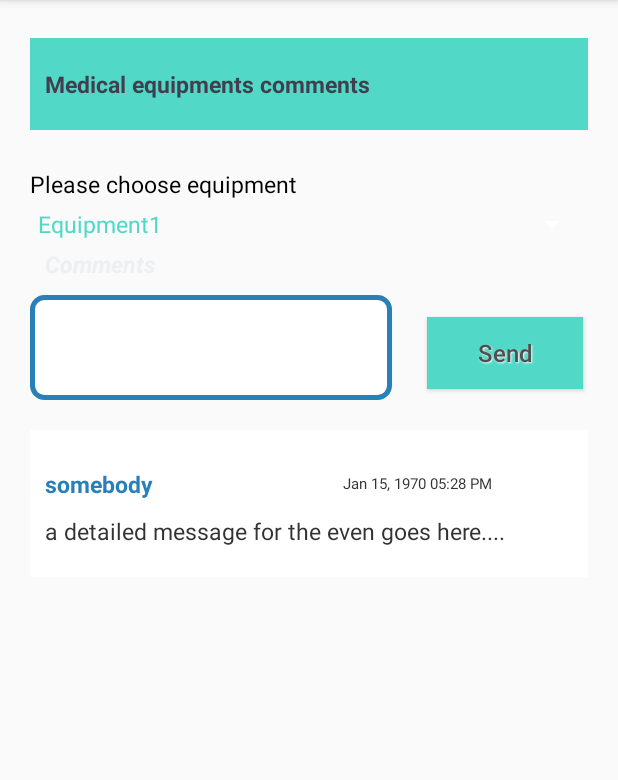
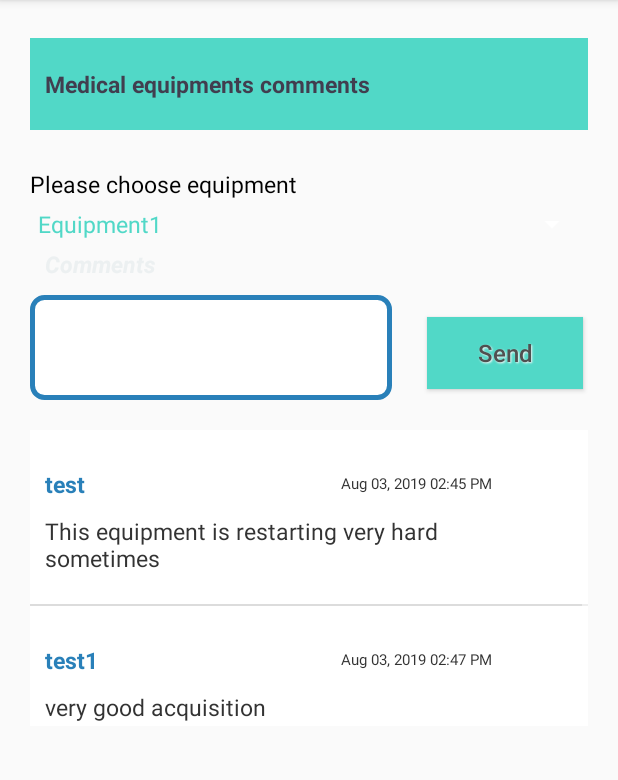
Before and after one commit to baramadalina/Android, an Android app: the CommentsFragment screen opened directly, with no data from a screen before it, on a phone screen of 412 x 824 dp, the part 84-864 px from its top. Run offline under Robolectric (Android 15) with nearby library versions, the phone set to English and light mode, and no system bars.

Commit message:
add table comment and his corresponding columns *add implementation for add and list comments for a specific equipment

```diff
--- a/app/src/main/java/com/androidtutorialshub/loginregister/activities/demo/CommentsFragment.java
+++ b/app/src/main/java/com/androidtutorialshub/loginregister/activities/demo/CommentsFragment.java
@@ -18,6 +18,13 @@ import android.widget.Toast;
 
 import com.androidtutorialshub.loginregister.R;
 import com.androidtutorialshub.loginregister.activities.InventoryCommentsActivity;
+import com.androidtutorialshub.loginregister.model.Comment;
+import com.androidtutorialshub.loginregister.sql.CommentSqlCommander;
+import com.androidtutorialshub.loginregister.sql.DatabaseHelper;
+
+import org.json.JSONArray;
+import org.json.JSONException;
+import org.json.JSONObject;
 
 import java.util.ArrayList;
 import java.util.HashMap;
@@ -34,11 +41,13 @@ public class CommentsFragment extends Fragment implements TaskProvider {
     private Button btnCommentSend;
     private EditText etCommentbody;
     private InventoryCommentsActivity mActivity;
+    private DatabaseHelper databaseHelper;
+    private CommentSqlCommander commentSqlCommander;
 
     private List<Comment> commentsList;
     private List<Comment> oldCommentsList = new ArrayList<>();
 
-    private PeriodicAsyncTask<GetCommentsTask> periodicCommentsRefresh;
+    private PeriodicAsyncTask<GetEquipmentCommentsTask> periodicCommentsRefresh;
 
     public CommentsFragment() {
         // Required empty public constructor
@@ -49,6 +58,8 @@ public class CommentsFragment extends Fragment implements TaskProvider {
         super.onCreate(savedInstanceState);
 
         mActivity = (InventoryCommentsActivity) getActivity();
+        databaseHelper = new DatabaseHelper(getContext());
+        commentSqlCommander = new CommentSqlCommander(databaseHelper);
     }
 
     @Override
@@ -75,7 +86,7 @@ public class CommentsFragment extends Fragment implements TaskProvider {
 
     @Override
     public AsyncTask<Void, ?, ?> getTask(int num) {
-        return new GetCommentsTask();
+        return new GetEquipmentCommentsTask();
     }
 
     @Override
@@ -95,8 +106,8 @@ public class CommentsFragment extends Fragment implements TaskProvider {
                             .show();
                     return;
                 }
-                AddCommentTask addCommentTask = new AddCommentTask();
-                addCommentTask.execute(commentBody);
+                AddCommentForEquipmentTask addCommentForEquipmentTask = new AddCommentForEquipmentTask();
+                addCommentForEquipmentTask.execute(commentBody);
             }
         });
         etCommentbody = (EditText) rootView.findViewById(R.id.etCommentBody);
@@ -161,42 +172,54 @@ public class CommentsFragment extends Fragment implements TaskProvider {
         listView.requestLayout();
     }
 
+    public String createJSONFromCommentsList(List<Comment> commentsList) throws JSONException {
+        final JSONArray comments = new JSONArray();
+        for (Comment comment : commentsList) {
+            final JSONObject c = new JSONObject();
+            c.put("id", comment.getId());
+            c.put("equipment_id", comment.getEquipmentID());
+            c.put("author_id", comment.getAuthorID());
+            c.put("content", comment.getContent());
+            c.put("author_name", comment.getAuthorName());
+            c.put("created_at", comment.getCreatedAtTimestamp());
+            comments.put(c);
+        }
+        return new JSONObject()
+                .put("comments", comments)
+                .toString();
+    }
 
-    private class GetCommentsTask extends AsyncTask<Void, Void, String> {
-        private final String QUERY_EVENT_ID = "event_id";
+    public String createJSONFromComment(Comment comment) throws JSONException {
+        final JSONObject c = new JSONObject();
+        c.put("id", comment.getId());
+        c.put("equipment_id", comment.getEquipmentID());
+        c.put("author_id", comment.getAuthorID());
+        c.put("content", comment.getContent());
+        c.put("author_name", comment.getAuthorName());
+        c.put("created_at", comment.getCreatedAtTimestamp());
+        JSONObject mainObj = new JSONObject();
+        mainObj.put("comment", c);
+        return mainObj.toString();
+    }
 
-        private final String LOG_TAG = GetCommentsTask.class.getSimpleName();
-        private final String ROUTE = "comments";
+
+    private class GetEquipmentCommentsTask extends AsyncTask<Void, Void, String> {
+
+        private final String LOG_TAG = GetEquipmentCommentsTask.class.getSimpleName();
 
         // constructor to solve instantiation problem in PeriodicAsyncTask
-        public GetCommentsTask() {
-        }
+        public GetEquipmentCommentsTask() {}
 
         @Override
         protected String doInBackground(Void... params) {
-            //HTTPManager httpManager = new HTTPManager();
-            HashMap<String, String> header = new HashMap<>();
-            header.put("Authorization",
-                    new PreferencesManager(getActivity(), null)
-                            .getApiKey());
-
-            HashMap<String, String> queryParamsMap = new HashMap<>();
-            String eventIdStr = Integer.toString(mActivity.getSelectedEquipmentId());
-            queryParamsMap.put(QUERY_EVENT_ID, eventIdStr);
-
-            //String jsonResponse = httpManager.get(ROUTE, header, queryParamsMap);
-            String jsonResponse = "{\n" +
-                    "\t\"error\": false,\n" +
-                    "\t\"comments\": [{\n" +
-                    "\t\t\"id\": 3,\n" +
-                    "\t\t\"event_id\": 6,\n" +
-                    "\t\t\"author_id\": 2,\n" +
-                    "\t\t\"content\": \"a detailed message for the even goes here....\",\n" +
-                    "\t\t\"author_name\": \"somebody\",\n" +
-                    "\t\t\"created_at\": \"1272509157\"\n" +
-                    "\t}]\n" +
-                    "}";
-            Log.v(LOG_TAG, "GetCommentsTask jsonResponse: " + jsonResponse);
+            List<Comment> commentListFromDb = commentSqlCommander.getCommentsForEquipmentId(mActivity.getSelectedEquipmentId());
+            String jsonResponse = null;
+            try {
+                jsonResponse = createJSONFromCommentsList(commentListFromDb);
+            } catch (JSONException e) {
+                e.printStackTrace();
+            }
+            Log.v(LOG_TAG, "GetCommentsForEquipments jsonResponse: " + jsonResponse);
             return jsonResponse;
         }
 
@@ -218,44 +241,29 @@ public class CommentsFragment extends Fragment implements TaskProvider {
         }
     }
 
-    private class AddCommentTask extends AsyncTask<String, Void, String> {
-        private final String PAYLOAD_EVENT_ID = "event_id";
-        private final String PAYLOAD_CONTENT = "content";
-        private final String LOG_TAG = AddCommentTask.class.getSimpleName();
-        private final String ROUTE = "comments";
+    private class AddCommentForEquipmentTask extends AsyncTask<String, Void, String> {
+        private final String LOG_TAG = AddCommentForEquipmentTask.class.getSimpleName();
 
         @Override
         protected String doInBackground(String... params) {
             String content = params[0];
-
-            //HTTPManager httpManager = new HTTPManager();
-            HashMap<String, String> header = new HashMap<>();
-            header.put("Authorization",
-                    new PreferencesManager(getActivity(), null)
-                            .getApiKey());
-
-            HashMap<String, String> payload = new HashMap<>();
-            String eventIdStr = Integer.toString(mActivity.getSelectedEquipmentId());
-
-            payload.put(PAYLOAD_EVENT_ID, eventIdStr);
-            payload.put(PAYLOAD_CONTENT, content);
-
-            //String jsonResponse = httpManager.post(ROUTE, header, payload);
-            String jsonResponse = "{\n" +
-                    "\t\"error\": false,\n" +
-                    "\t\"comments\": {\n" +
-                    "\t\t\"id\": 3,\n" +
-                    "\t\t\"event_id\": 6,\n" +
-                    "\t\t\"author_id\": 2,\n" +
-                    "\t\t\"content\": \"added comment\",\n" +
-                    "\t\t\"author_name\": \"somebody\",\n" +
-                    "\t\t\"created_at\": \"1272509157\"\n" +
-                    "\t}\n" +
-                    "}";
-            Log.v(LOG_TAG, "AddComment jsonResponse: " + jsonResponse);
-
+            int equipmentId = mActivity.getSelectedEquipmentId();
+            Comment newComment = new Comment();
+            newComment.setAuthorID(1);
+            newComment.setAuthorName("test");
+            newComment.setContent(content);
+            newComment.setCreatedAtTimestamp(System.currentTimeMillis());
+            newComment.setEquipmentID(equipmentId);
+            commentSqlCommander.addComment(newComment);
+            //final Comment addedComment = commentSqlCommander.getLastAddedComment(equipmentId);
+            String jsonResponse = null;
+            try {
+                jsonResponse = createJSONFromComment(newComment);
+            } catch (JSONException e) {
+                e.printStackTrace();
+            }
+            Log.v(LOG_TAG, "AddedComment jsonResponse: " + jsonResponse);
             return jsonResponse;
-
         }
 
         @Override
--- a/app/src/main/java/com/androidtutorialshub/loginregister/activities/demo/JsonParser.java
+++ b/app/src/main/java/com/androidtutorialshub/loginregister/activities/demo/JsonParser.java
@@ -1,5 +1,6 @@
 package com.androidtutorialshub.loginregister.activities.demo;
 
+import com.androidtutorialshub.loginregister.model.Comment;
 import com.androidtutorialshub.loginregister.model.Reservation;
 import com.androidtutorialshub.loginregister.model.User;
 import com.androidtutorialshub.loginregister.sql.DatabaseHelper;
@@ -169,8 +170,6 @@ public class JsonParser {
     public static List<Comment> parseComments(String jsonStr) throws JsonParserException {
         try {
             JSONObject jsonObject = new JSONObject(jsonStr);
-            checkError(jsonObject);
-
             JSONArray commentsJsonArray = jsonObject.getJSONArray(API_COMMENTS_ARRAY);
 
             List<Comment> commentsList = new ArrayList<>();
@@ -191,7 +190,6 @@ public class JsonParser {
     public static Comment parseAddComment(String jsonStr) throws JsonParserException {
         try {
             JSONObject jsonObject = new JSONObject(jsonStr);
-            checkError(jsonObject);
 
             JSONObject commentJson = jsonObject.getJSONObject(API_COMMENT);
             return helperParseComment(commentJson);
@@ -226,13 +224,13 @@ public class JsonParser {
 
     private static Comment helperParseComment(JSONObject commentJson) throws JSONException {
         int id = commentJson.getInt(Comment.API_ID);
-        int eventId = commentJson.getInt(Comment.API_EVENT_ID);
+        int equipmentId = commentJson.getInt(Comment.API_EQUIPMENT_ID);
         int authorId = commentJson.getInt(Comment.API_AUTHOR_ID);
         String content = commentJson.getString(Comment.API_CONTENT);
         String authorName = commentJson.getString(Comment.API_AUTHOR_NAME);
         Long createdAtTimestamp = commentJson.getLong(Comment.API_CREATED_AT);
 
-        return new Comment(id, authorId, eventId, content,
+        return new Comment(id, authorId, equipmentId, content,
                 authorName, createdAtTimestamp);
     }
 
--- a/app/src/main/java/com/androidtutorialshub/loginregister/activities/demo/Comment.java
+++ b/app/src/main/java/com/androidtutorialshub/loginregister/model/Comment.java
@@ -1,7 +1,9 @@
-package com.androidtutorialshub.loginregister.activities.demo;
+package com.androidtutorialshub.loginregister.model;
 
 import android.os.Parcel;
 import android.os.Parcelable;
+
+import com.androidtutorialshub.loginregister.activities.demo.DateManager;
 
 /**
  * Created by Madalina Bara on 8/04/2019.
@@ -9,23 +11,25 @@ import android.os.Parcelable;
 public class Comment implements Parcelable {
     public static final String API_ID = "id";
     public static final String API_AUTHOR_ID = "author_id";
-    public static final String API_EVENT_ID = "event_id";
+    public static final String API_EQUIPMENT_ID = "equipment_id";
     public static final String API_CONTENT = "content";
     public static final String API_CREATED_AT = "created_at";
     public static final String API_AUTHOR_NAME = "author_name";
 
     private int id;
     private int authorID;
-    private int eventID;
+    private int equipmentID;
     private String content;
     private String authorName;
     private Long createdAtTimestamp;
     private DateManager mDateManager;
 
-    public Comment(int id, int authorID, int eventID, String content, String authorName, Long createdAtTimestamp) {
+    public Comment() {}
+
+    public Comment(int id, int authorID, int equipmentID, String content, String authorName, Long createdAtTimestamp) {
         this.id = id;
         this.authorID = authorID;
-        this.eventID = eventID;
+        this.equipmentID = equipmentID;
         this.content = content;
         this.authorName = authorName;
         this.createdAtTimestamp = createdAtTimestamp;
@@ -35,7 +39,7 @@ public class Comment implements Parcelable {
     protected Comment(Parcel in) {
         id = in.readInt();
         authorID = in.readInt();
-        eventID = in.readInt();
+        equipmentID = in.readInt();
         content = in.readString();
         authorName = in.readString();
         if (in.readByte() == 0) {
@@ -44,18 +48,6 @@ public class Comment implements Parcelable {
             createdAtTimestamp = in.readLong();
         }
     }
-
-    public static final Creator<Comment> CREATOR = new Creator<Comment>() {
-        @Override
-        public Comment createFromParcel(Parcel in) {
-            return new Comment(in);
-        }
-
-        @Override
-        public Comment[] newArray(int size) {
-            return new Comment[size];
-        }
-    };
 
     public int getId() {
         return id;
@@ -73,12 +65,12 @@ public class Comment implements Parcelable {
         this.authorID = authorID;
     }
 
-    public int getEventID() {
-        return eventID;
+    public int getEquipmentID() {
+        return equipmentID;
     }
 
-    public void setEventID(int eventID) {
-        this.eventID = eventID;
+    public void setEquipmentID(int equipmentID) {
+        this.equipmentID = equipmentID;
     }
 
     public String getContent() {
@@ -117,6 +109,18 @@ public class Comment implements Parcelable {
         return mDateManager.getReadableDateTimeString(createdAtTimestamp);
     }
 
+    public static final Creator<Comment> CREATOR = new Creator<Comment>() {
+        @Override
+        public Comment createFromParcel(Parcel in) {
+            return new Comment(in);
+        }
+
+        @Override
+        public Comment[] newArray(int size) {
+            return new Comment[size];
+        }
+    };
+
     @Override
     public int describeContents() {
         return 0;
@@ -126,7 +130,7 @@ public class Comment implements Parcelable {
     public void writeToParcel(Parcel dest, int flags) {
         dest.writeInt(id);
         dest.writeInt(authorID);
-        dest.writeInt(eventID);
+        dest.writeInt(equipmentID);
         dest.writeString(content);
         dest.writeString(authorName);
         if (createdAtTimestamp == null) {
@@ -142,7 +146,7 @@ public class Comment implements Parcelable {
         final StringBuilder sb = new StringBuilder("Comment{");
         sb.append("id=").append(id);
         sb.append(", authorID=").append(authorID);
-        sb.append(", eventID=").append(eventID);
+        sb.append(", equipmentID=").append(equipmentID);
         sb.append(", content='").append(content).append('\'');
         sb.append(", authorName='").append(authorName).append('\'');
         sb.append(", createdAtTimestamp=").append(createdAtTimestamp);
--- /dev/null
+++ b/app/src/main/java/com/androidtutorialshub/loginregister/sql/CommentSqlCommander.java
@@ -0,0 +1,134 @@
+package com.androidtutorialshub.loginregister.sql;
+
+import android.content.ContentValues;
+import android.database.Cursor;
+import android.database.sqlite.SQLiteDatabase;
+import android.database.sqlite.SQLiteOpenHelper;
+
+import com.androidtutorialshub.loginregister.model.Comment;
+
+import java.util.ArrayList;
+import java.util.List;
+import java.util.Random;
+
+public class CommentSqlCommander {
+
+    private SQLiteOpenHelper sqLiteOpenHelper;
+
+    public CommentSqlCommander(SQLiteOpenHelper sqLiteOpenHelper) {
+        this.sqLiteOpenHelper = sqLiteOpenHelper;
+    }
+
+    /**
+     * Adding new comment to a specific equipment
+     *
+     * @param comment an object of type {@code Comment}
+     */
+    public void addComment(Comment comment) {
+        SQLiteDatabase db = sqLiteOpenHelper.getWritableDatabase();
+        ContentValues values = new ContentValues();
+        Random r = new Random();
+/*            int commentId = r.nextInt(10000 - 1) + 1;
+            values.put(DatabaseHelper.COMMENT_ID, commentId);*/
+        values.put(DatabaseHelper.COMMENT_AUTHOR_ID, comment.getAuthorID());
+        values.put(DatabaseHelper.COMMENT_AUTHOR_NAME, comment.getAuthorName());
+        values.put(DatabaseHelper.COMMENT_EQUIPMENT_ID, comment.getEquipmentID());
+        values.put(DatabaseHelper.COMMENT_CONTENT, comment.getContent());
+        values.put(DatabaseHelper.COMMENT_CREATED_AT, comment.getCreatedAtTimestamp());
+        try {
+            // Inserting Row
+            db.insert(DatabaseHelper.TABLE_COMMENT, null, values);
+        } catch (Exception e) {
+            int commentId = r.nextInt(10000 - 1) + 1;
+            values.put(DatabaseHelper.COMMENT_ID, commentId);
+            db.insert(DatabaseHelper.TABLE_COMMENT, null, values);
+        } finally {
+            // Closing database connection
+            db.close();
+        }
+    }
+
+    /**
+     * Getting Comments for a specific equipment
+     *
+     * @return comments list of object of type {@code List<Comment>}
+     */
+    public List<Comment> getCommentsForEquipmentId(int equipmentId) {
+        List<Comment> commentList = new ArrayList<>();
+        // Select All Query
+        String selectQuery = "SELECT * FROM " + DatabaseHelper.TABLE_COMMENT + " WHERE " + DatabaseHelper.COMMENT_EQUIPMENT_ID + "=" + equipmentId;
+        SQLiteDatabase db = sqLiteOpenHelper.getWritableDatabase();
+        Cursor cursor = db.rawQuery(selectQuery, null);
+        // looping through all rows and adding to list
+        if (cursor.moveToFirst()) {
+            do {
+                final Comment comment = new Comment();
+                comment.setId(Integer.parseInt(cursor.getString(0)));
+                comment.setAuthorID(cursor.getInt(1));
+                comment.setAuthorName(cursor.getString(2));
+                comment.setEquipmentID(cursor.getInt(3));
+                comment.setContent(cursor.getString(4));
+                comment.setCreatedAtTimestamp(Long.parseLong(cursor.getString(5)));
+
+                // Adding comment to list
+                commentList.add(comment);
+            } while (cursor.moveToNext());
+        }
+        db.close();
+        // return comment events list
+        return commentList;
+    }
+
+    // Getting the last added comment for a specific equipment
+    public Comment getLastAddedComment(int equipmentId) {
+        SQLiteDatabase db = sqLiteOpenHelper.getReadableDatabase();
+        Cursor cursor = db.query(DatabaseHelper.TABLE_COMMENT, new String[]{DatabaseHelper.COMMENT_ID, DatabaseHelper.COMMENT_AUTHOR_ID,
+                        DatabaseHelper.COMMENT_EQUIPMENT_ID, DatabaseHelper.COMMENT_CONTENT, DatabaseHelper.COMMENT_AUTHOR_NAME, DatabaseHelper.COMMENT_CREATED_AT},
+                DatabaseHelper.COMMENT_CREATED_AT + "=?",
+                new String[]{String.valueOf(equipmentId)}, null, null, null, null);
+        Comment comment = null;
+        if (cursor != null) {
+            cursor.moveToFirst();
+            // int id, int authorID, int equipmentID, String content, String authorName, Long createdAtTimestamp
+            comment = new Comment(Integer.parseInt(cursor.getString(0)), Integer.parseInt(cursor.getString(1)),
+                    Integer.parseInt(cursor.getString(2)), cursor.getString(3), cursor.getString(4),
+                    Long.parseLong(cursor.getString(5)));
+        }
+        db.close();
+        return comment;
+    }
+
+
+    /**
+     * Updating a comment
+     *
+     * @param comment object of type {@code Comment }
+     */
+    public void updateComment(Comment comment) {
+        SQLiteDatabase db = sqLiteOpenHelper.getWritableDatabase();
+        ContentValues values = new ContentValues();
+        values.put(DatabaseHelper.COMMENT_AUTHOR_ID, comment.getAuthorID());
+        values.put(DatabaseHelper.COMMENT_AUTHOR_NAME, comment.getAuthorName());
+        values.put(DatabaseHelper.COMMENT_EQUIPMENT_ID, comment.getEquipmentID());
+        values.put(DatabaseHelper.COMMENT_CONTENT, comment.getContent());
+        values.put(DatabaseHelper.COMMENT_CREATED_AT, comment.getCreatedAtTimestamp());
+        // updating row
+        db.update(DatabaseHelper.TABLE_COMMENT, values, DatabaseHelper.COMMENT_ID + " = ?",
+                new String[]{String.valueOf(comment.getId())});
+        db.close();
+    }
+
+    /**
+     * Deleting a comment
+     *
+     * @param comment object of type {@code Comment }
+     */
+    public void deleteComment(Comment comment) {
+        SQLiteDatabase db = sqLiteOpenHelper.getWritableDatabase();
+        db.delete(DatabaseHelper.TABLE_COMMENT, DatabaseHelper.COMMENT_ID + " = ?",
+                new String[]{String.valueOf(comment.getId())});
+        db.close();
+    }
+
+
+}
--- a/app/src/main/java/com/androidtutorialshub/loginregister/sql/DatabaseHelper.java
+++ b/app/src/main/java/com/androidtutorialshub/loginregister/sql/DatabaseHelper.java
@@ -57,6 +57,16 @@ public final class DatabaseHelper extends SQLiteOpenHelper {
     static final String RESERVATION_EQUIPMENT_ID = "equipment_id";
     static final String RESERVATION_USER_EMAIL = "user_email";
 
+    // Comment table name
+    static final String TABLE_COMMENT = "comment";
+    // Comment table columns
+    static final String COMMENT_ID = "id";
+    static final String COMMENT_AUTHOR_ID = "author_id";
+    static final String COMMENT_AUTHOR_NAME = "author_name";
+    static final String COMMENT_EQUIPMENT_ID = "equipment_id";
+    static final String COMMENT_CONTENT = "content";
+    static final String COMMENT_CREATED_AT = "created_at";
+
     /**
      * Constructor
      *
@@ -66,7 +76,7 @@ public final class DatabaseHelper extends SQLiteOpenHelper {
         super(context, DATABASE_NAME, null, DATABASE_VERSION);
         Log.d("Create database: {}", DATABASE_NAME);
         //Keep this below line here to drop database when it's necessary
-        //context.deleteDatabase(DATABASE_NAME);
+        context.deleteDatabase(DATABASE_NAME);
     }
 
     @Override
@@ -92,6 +102,13 @@ public final class DatabaseHelper extends SQLiteOpenHelper {
                 + RESERVATION_START_TIME + " TEXT," + RESERVATION_DURATION + " TEXT,"
                 + RESERVATION_EQUIPMENT_ID + " INTEGER" + ")";
 
+        // create table reservation
+        String CREATE_COMMENT_TABLE = "CREATE TABLE " + TABLE_COMMENT + "("
+                + COMMENT_ID + " INTEGER PRIMARY KEY AUTOINCREMENT,"
+                + COMMENT_AUTHOR_ID + " INTEGER," + COMMENT_AUTHOR_NAME + " TEXT,"
+                + COMMENT_EQUIPMENT_ID + " INTEGER," + COMMENT_CONTENT + " TEXT,"
+                + COMMENT_CREATED_AT + " TEXT" + ")";
+
 
         db.execSQL(CREATE_USER_TABLE);
         Log.d("Table : {} created.", TABLE_USER);
@@ -99,10 +116,13 @@ public final class DatabaseHelper extends SQLiteOpenHelper {
         Log.d("Table : {} created.", TABLE_EQUIPMENT);
         db.execSQL(CREATE_RESERVATION_TABLE);
         Log.d("Table : {} created.", TABLE_RESERVATION);
+        db.execSQL(CREATE_COMMENT_TABLE);
+        Log.d("Table : {} created.", TABLE_COMMENT);
         //initialize database when the application start
         initializeDatabaseWithUsers(db);
         initializeDatabaseWithEquipments(db);
         initializeDatabaseWithReservations(db);
+        initializeDatabaseWithComments(db);
     }
 
     @Override
@@ -114,9 +134,12 @@ public final class DatabaseHelper extends SQLiteOpenHelper {
         final String DROP_EQUIPMENT_TABLE = "DROP TABLE IF EXISTS " + TABLE_EQUIPMENT;
         //Drop Equipment table if exist
         final String DROP_RESERVATION_TABLE = "DROP TABLE IF EXISTS " + TABLE_RESERVATION;
+        //Drop Equipment table if exist
+        final String DROP_COMMENT_TABLE = "DROP TABLE IF EXISTS " + TABLE_COMMENT;
         db.execSQL(DROP_USER_TABLE);
         db.execSQL(DROP_EQUIPMENT_TABLE);
         db.execSQL(DROP_RESERVATION_TABLE);
+        db.execSQL(DROP_COMMENT_TABLE);
         // Create tables again
         onCreate(db);
     }
@@ -147,6 +170,17 @@ public final class DatabaseHelper extends SQLiteOpenHelper {
                 "VALUES ('Reservation Title2', 'Laboratory 32', 'consultations', '1564650000', '180', '1', 'test@gmail.com')");
         sqLiteDatabase.execSQL("INSERT INTO reservation (title, location, details, start_time, duration, equipment_id, user_email) " +
                 "VALUES ('Reservation Title3', 'Chemical Laboratory', 'details later', '1272509157', '2', '6', 'mbara@yahoo.com')");
+    }
+
+    private void initializeDatabaseWithComments(SQLiteDatabase sqLiteDatabase) {
+        sqLiteDatabase.execSQL("INSERT INTO comment (author_id, author_name, equipment_id, content, created_at) " +
+                "VALUES ('1', 'test', '1', 'This equipment is restarting very hard sometimes', '1564843513000')");
+        sqLiteDatabase.execSQL("INSERT INTO comment (author_id, author_name, equipment_id, content, created_at) " +
+                "VALUES ('1', 'test', '2', 'It is working perfectly', '1564639200')");
+        sqLiteDatabase.execSQL("INSERT INTO comment (author_id, author_name, equipment_id, content, created_at) " +
+                "VALUES ('2', 'test1', '1', 'very good acquisition', '1564843679000')");
+        sqLiteDatabase.execSQL("INSERT INTO comment (author_id, author_name, equipment_id, content, created_at) " +
+                "VALUES ('3', 'madalina', '5', 'everything fine', '1563170400')");
     }
 
     /**
```
Also changed, not shown: app/src/main/java/com/androidtutorialshub/loginregister/activities/demo/User.java (deleted, +0 -32 lines), app/src/main/java/com/androidtutorialshub/loginregister/model/Reservation.java (+0 -10 lines).
